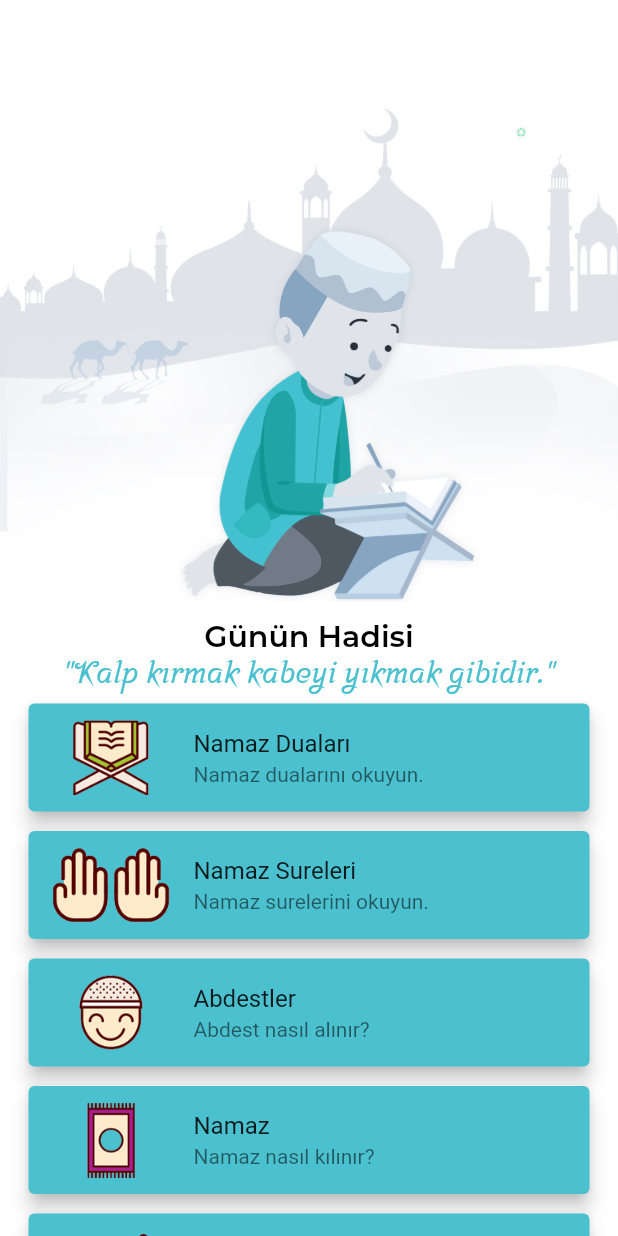
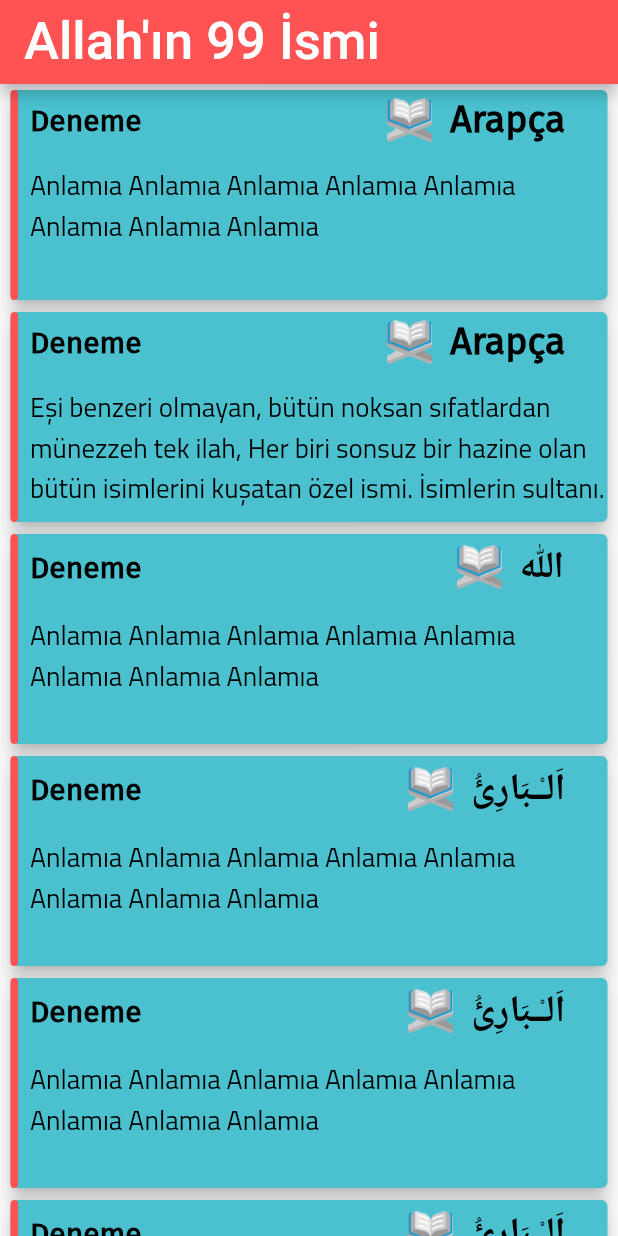
Before and after one commit to Bucerella/DuaApp, a Flutter app: the screen it shows after launch, on a phone screen of 412 x 824 dp. Run offline on Flutter 3.47's test engine with Material 2 defaults, Android fonts, the phone set to English and light mode, and no system bars.

Commit message:
EsmaulHusna

```diff
--- a/lib/screen/main.dart
+++ b/lib/main.dart
@@ -1,9 +1,10 @@
+import 'package:dua_app/screen/esmaulhusna.dart';
 import 'package:dua_app/screen/homescreen.dart';
 import 'package:flutter/material.dart';
 void main(){
   runApp(
     MaterialApp(
-      home: HomeDua(),
+      home: EsmaulHusna(),
     )
   );
 }
--- /dev/null
+++ b/lib/screen/esmaulhusna.dart
@@ -0,0 +1,61 @@
+import 'package:dua_app/widgets/extension_widget.dart';
+import 'package:flutter/material.dart';
+
+class EsmaulHusna extends StatefulWidget {
+  @override
+  _EsmaulHusnaState createState() => _EsmaulHusnaState();
+}
+
+class _EsmaulHusnaState extends State<EsmaulHusna> {
+  @override
+  Widget build(BuildContext context) {
+    var size = MediaQuery.of(context).size;
+    return Scaffold(
+      appBar: AppBar(
+        backgroundColor: Colors.redAccent,
+        title: Text(
+          "Allah'ın 99 İsmi",
+          style: TextStyle(
+            fontSize: 35,
+          ),
+        ),
+      ),
+      body: SingleChildScrollView(
+        child: Column(
+          children: <Widget>[
+            esmaulHusnaCard(
+                "Deneme",
+                "Arapça",
+                "Anlamıa Anlamıa Anlamıa Anlamıa Anlamıa Anlamıa Anlamıa Anlamıa ",
+                size),
+            esmaulHusnaCard(
+                "Deneme",
+                "Arapça",
+                "Eşi benzeri olmayan, bütün noksan sıfatlardan münezzeh tek ilah, Her biri sonsuz bir hazine olan bütün isimlerini kuşatan özel ismi. İsimlerin sultanı.",
+                size),
+            esmaulHusnaCard(
+                "Deneme",
+                "ﷲ",
+                "Anlamıa Anlamıa Anlamıa Anlamıa Anlamıa Anlamıa Anlamıa Anlamıa ",
+                size),
+            esmaulHusnaCard(
+                "Deneme",
+                "اَلـْـبَارِئُ",
+                "Anlamıa Anlamıa Anlamıa Anlamıa Anlamıa Anlamıa Anlamıa Anlamıa ",
+                size),
+            esmaulHusnaCard(
+                "Deneme",
+                "اَلـْـبَارِئُ",
+                "Anlamıa Anlamıa Anlamıa Anlamıa Anlamıa Anlamıa Anlamıa Anlamıa ",
+                size),
+            esmaulHusnaCard(
+                "Deneme",
+                "اَلـْـبَارِئُ",
+                "Anlamıa Anlamıa Anlamıa Anlamıa Anlamıa Anlamıa Anlamıa Anlamıa ",
+                size),
+          ],
+        ),
+      ),
+    );
+  }
+}
--- a/lib/widgets/extension_widget.dart
+++ b/lib/widgets/extension_widget.dart
@@ -18,3 +18,149 @@ Widget makeCard(String baslik, String altBaslik, String icon) {
     ),
   );
 }
+
+Widget esmaulHusnaCard(String isim, String arapca, String anlami,size) {
+  return Padding(
+    padding: const EdgeInsets.symmetric(horizontal: 3.0),
+    child: Card(
+      elevation: 5,
+      color: Color(0xFF4BC1CF),
+      child: Container(
+        width: size.width,
+        height: 140,
+        child: Column(
+          crossAxisAlignment: CrossAxisAlignment.start,
+          children: <Widget>[
+            Row(
+              children: <Widget>[
+                Container(
+                  decoration: BoxDecoration(
+                    color: Colors.redAccent,
+                    borderRadius: BorderRadius.circular(90),
+                  ),
+                  height: 140,
+                  width: 5,
+                ),
+                Container(
+                  height: 140,
+                  child: Column(
+                    mainAxisAlignment: MainAxisAlignment.start,
+                    crossAxisAlignment: CrossAxisAlignment.start,
+                    children: <Widget>[
+                      SizedBox(
+                        height: 5,
+                      ),
+                      Container(
+                        width: size.width - 19,
+                        child: Row(
+                          mainAxisAlignment: MainAxisAlignment.spaceBetween,
+                          children: <Widget>[
+                            Padding(
+                              padding: const EdgeInsets.only(left: 8.0),
+                              child: Text(
+                                "$isim",
+                                style: TextStyle(
+                                  fontSize: 20,
+                                  fontWeight: FontWeight.bold,
+                                  fontFamily: "FiraSans",
+                                  color: Colors.black,
+                                ),
+                              ),
+                            ),
+                            Row(
+                              children: <Widget>[
+                                Image.asset("images/kuran-2.png",width: 30,height: 30,),
+                                SizedBox(width: 12,),
+                                Padding(
+                                  padding: const EdgeInsets.only(right:28.0),
+                                  child: Text(
+                                    "$arapca",
+                                    style: TextStyle(
+                                      fontSize: 25,
+                                      fontWeight: FontWeight.bold,
+                                      fontFamily: "Firasans",
+                                      color: Colors.black,
+                                    ),
+                                  ),
+                                ),
+                              ],
+                            ),
+                          ],
+                        ),
+                      ),
+                      SizedBox(
+                        height: 15,
+                      ),
+                      Expanded(
+                        child: Container(
+                          width: size.width - 19,
+                          child: Padding(
+                            padding: const EdgeInsets.only(left: 8.0),
+                            child: Text("$anlami",
+                             style: TextStyle(
+                               fontSize: 18,
+                               fontWeight: FontWeight.normal,
+                               fontFamily: "TitilliumWeb",
+                               color: Colors.black,
+                             ),
+                            ),
+                          ),
+                        ),
+                      ),
+                    ],
+                  ),
+                ),
+              ],
+            ),
+          ],
+        ),
+      ),
+    ),
+  );
+}
+
+/* SizedBox(height: 5,),
+Text("$isim"),
+SizedBox(height: 5,),
+Text("$arapca"),
+SizedBox(height: 5,),
+Text("$anlami"),
+
+
+
+class _TestItState extends State<TestIt> {
+  @override
+  Widget build(BuildContext context) {
+    return Scaffold(
+      appBar: AppBar(
+        title: Text("Selam"),
+      ),
+      body: Card(
+        shape: RoundedRectangleBorder(borderRadius: BorderRadius.circular(5)),
+
+        elevation: 5,
+        child: Container(
+          width: MediaQuery.of(context).size.width,
+          height: 75,
+          child: Column(
+            children: <Widget>[
+              Row(
+                children: <Widget>[
+                  Container(
+                    decoration: BoxDecoration(
+                      color: Colors.redAccent,
+                      borderRadius: BorderRadius.circular(90),
+                    ),
+                    height: 75,
+                    width: 5,
+
+                  )
+                ],
+              )
+            ],
+          ),
+        ),
+      ),
+    );
+  }
+} */
```
Also changed, not shown: pubspec.yaml (+8 -1 lines), fonts/TitilliumWeb-Bold.ttf (added), fonts/TitilliumWeb-Regular.ttf (added), images/kuran-2.png (added), images/kuran.png (added).
